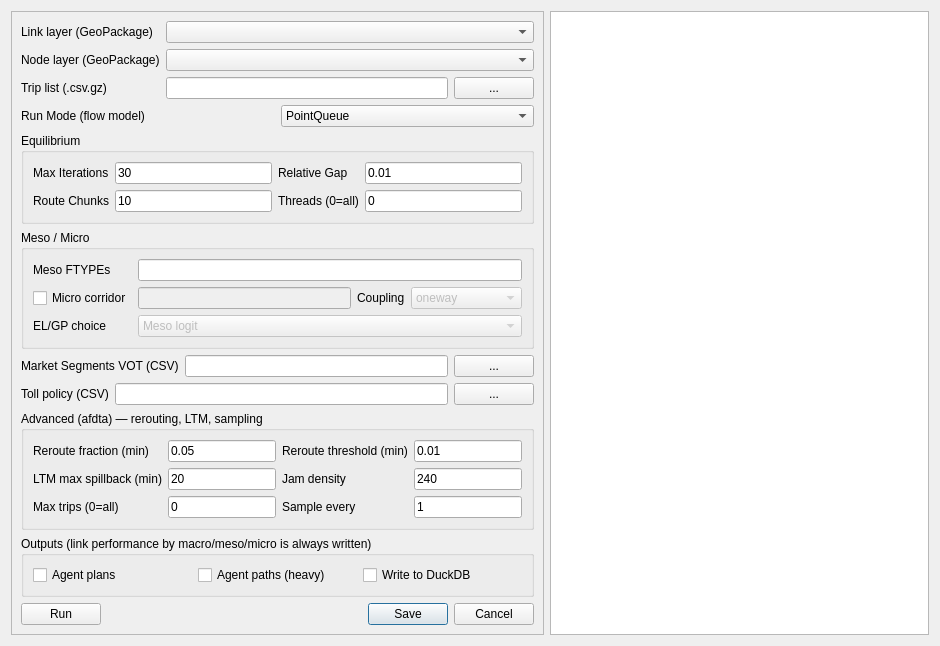
First picture: the form in ui/hydra.ui, repository TSMv6/tsm_panel, before the edit.
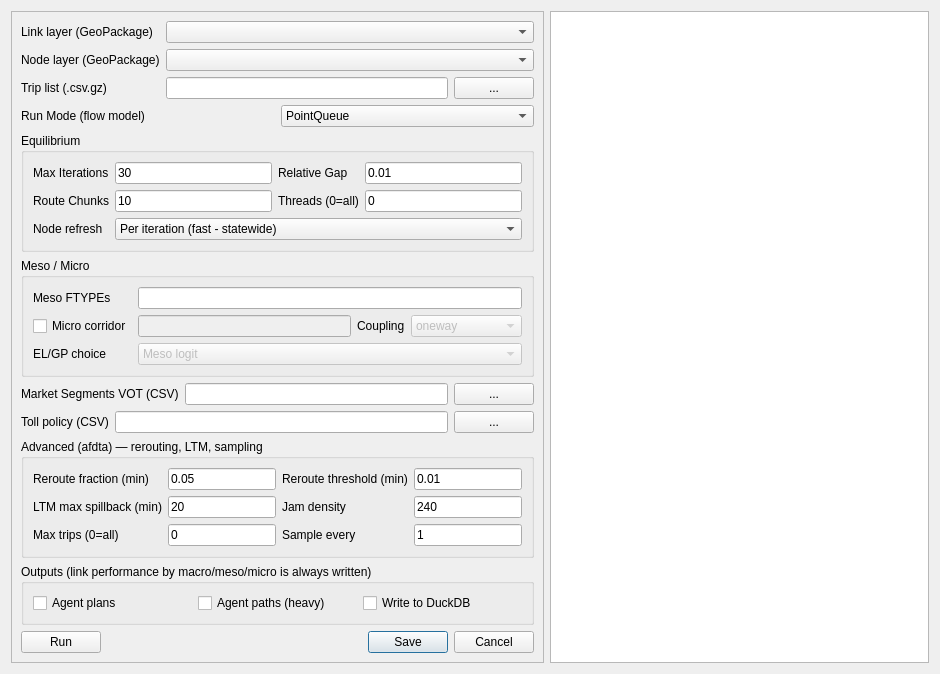
Second picture: the form after the edit.

Commit message: Full-run network chaining + HyDRA nodeDNL engines

Patch:
```diff
--- a/ui/hydra.ui
+++ b/ui/hydra.ui
@@ -146,6 +146,23 @@
            </property>
           </widget>
          </item>
+         <item row="2" column="0">
+          <widget class="QLabel" name="label_nodesched">
+           <property name="text">
+            <string>Node refresh</string>
+           </property>
+          </widget>
+         </item>
+         <item row="2" column="1" colspan="3">
+          <widget class="QComboBox" name="comboBox_NodeSchedule">
+           <property name="toolTip">
+            <string>Node-DNL refresh stride for the DTA_Node* loaders: per_iter (fast, statewide), per_chunk (tight, county), or a hybrid ramp.</string>
+           </property>
+           <item><property name="text"><string>Per iteration (fast - statewide)</string></property></item>
+           <item><property name="text"><string>Per chunk (tight - county)</string></property></item>
+           <item><property name="text"><string>Hybrid (per-iter -&gt; per-chunk)</string></property></item>
+          </widget>
+         </item>
         </layout>
        </widget>
       </item>
```
Left out of the diff: 2 changed lines with no effect on the pictures. The commit also changes 7 other files.
